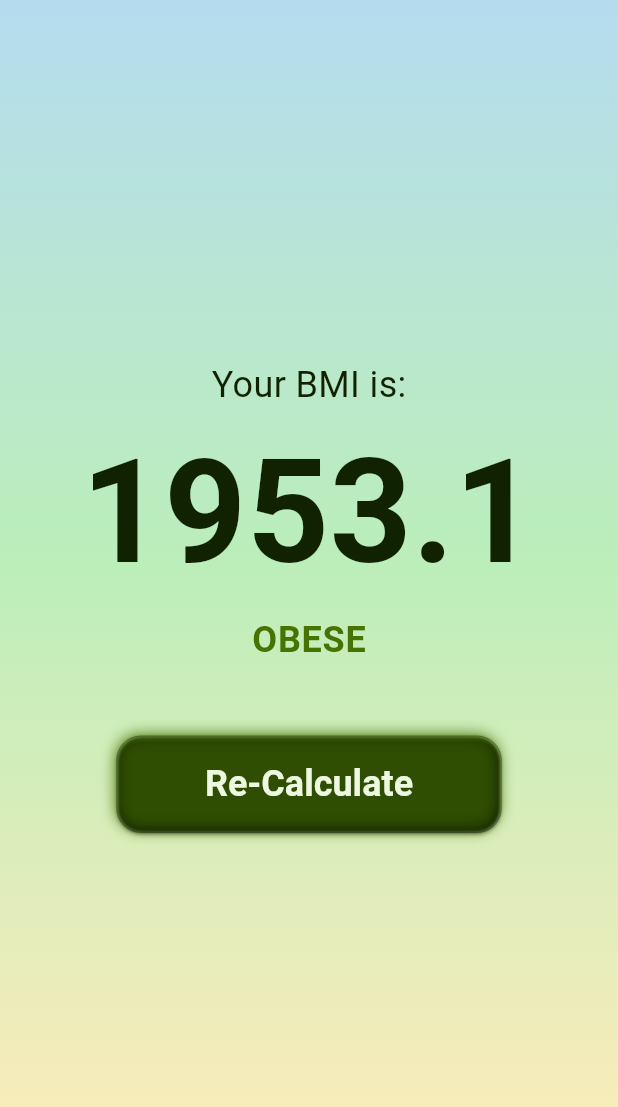
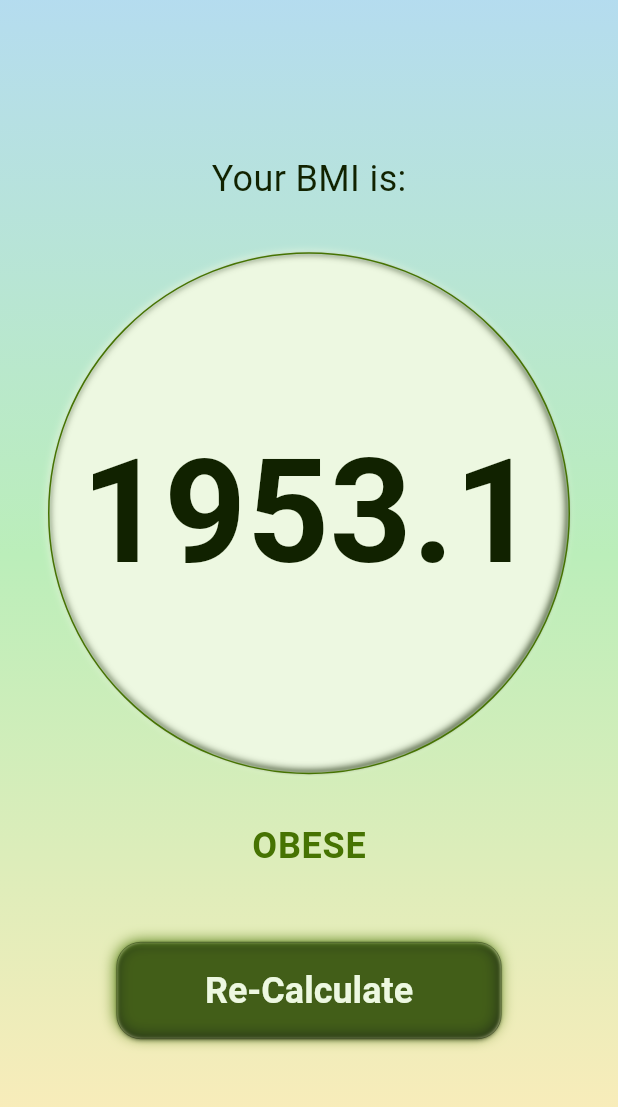
Before and after one commit to SayvIlahsiav/bmi_calculator, a Flutter app: the SecondScreen screen opened directly, after a tap on "Calculate", on a phone screen of 412 x 824 dp, the part 64-1171 px from its top. Run offline on Flutter 3.47's test engine with Material 3 defaults, Android fonts, the phone set to English and light mode, and no system bars.

Commit message:
Result screen UI and Custom Elevated Button's color update.

```diff
--- a/lib/components/custom_elevated_button.dart
+++ b/lib/components/custom_elevated_button.dart
@@ -21,7 +21,7 @@ class CustomElevatedButton extends StatelessWidget {
       child: ElevatedButton(
         style: ElevatedButton.styleFrom(
           foregroundColor: kColorLightText,
-          backgroundColor: Colors.transparent,
+          backgroundColor: Colors.white.withOpacity(0.09),
           textStyle: const TextStyle(
             fontFamily: 'Roboto',
             fontSize: 24,
--- a/lib/screens/result_screen.dart
+++ b/lib/screens/result_screen.dart
@@ -36,9 +36,24 @@ class ResultScreen extends StatelessWidget {
                   'Your BMI is:',
                   style: theme.textTheme.bodyMedium,
                 ),
-                Text(
-                  bmi.toStringAsFixed(1),
-                  style: theme.textTheme.labelLarge,
+                Container(
+                  height: MediaQuery.of(context).size.width,
+                  width: MediaQuery.of(context).size.width,
+                  decoration: BoxDecoration(
+                    //color: kColorLightText,
+                    shape: BoxShape.circle,
+                    boxShadow: kDropShadow,
+                    border: Border.all(
+                      color: kColorDarkGreen,
+                      width: 1,
+                    ),
+                  ),
+                  child: Center(
+                    child: Text(
+                      bmi.toStringAsFixed(1),
+                      style: theme.textTheme.labelLarge,
+                    ),
+                  ),
                 ),
                 Text(
                   result.toUpperCase(),
```
